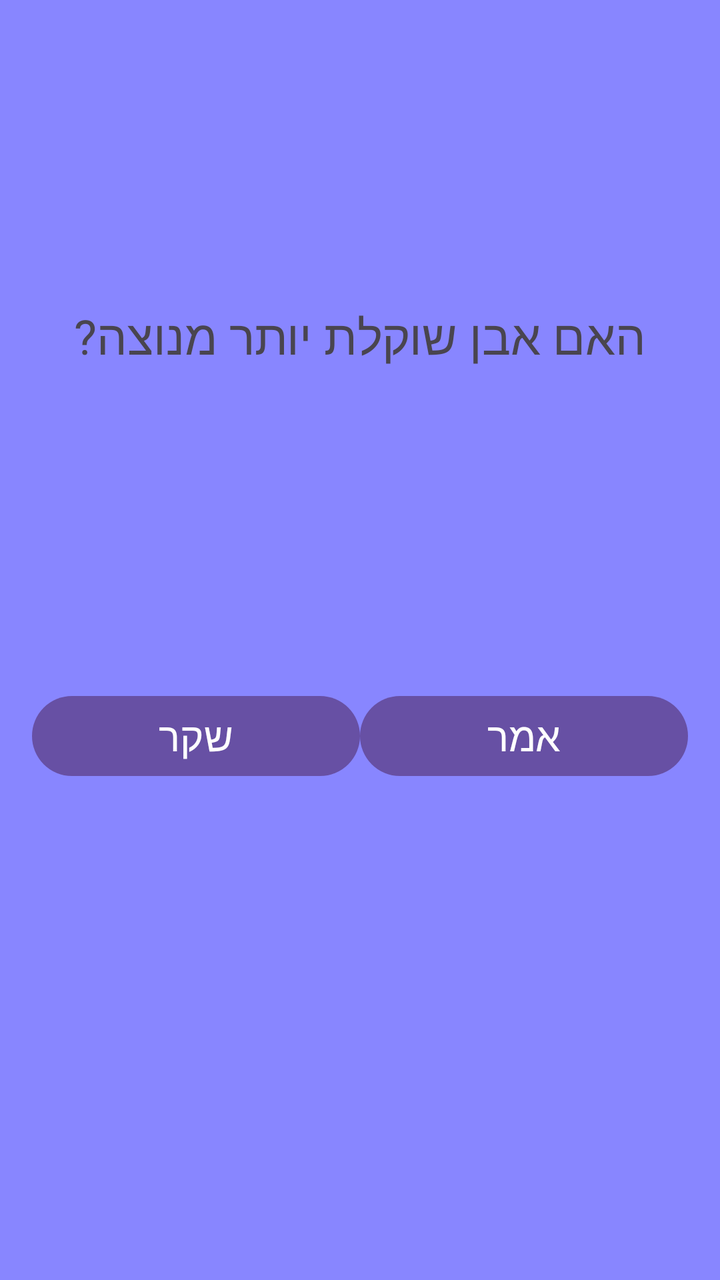
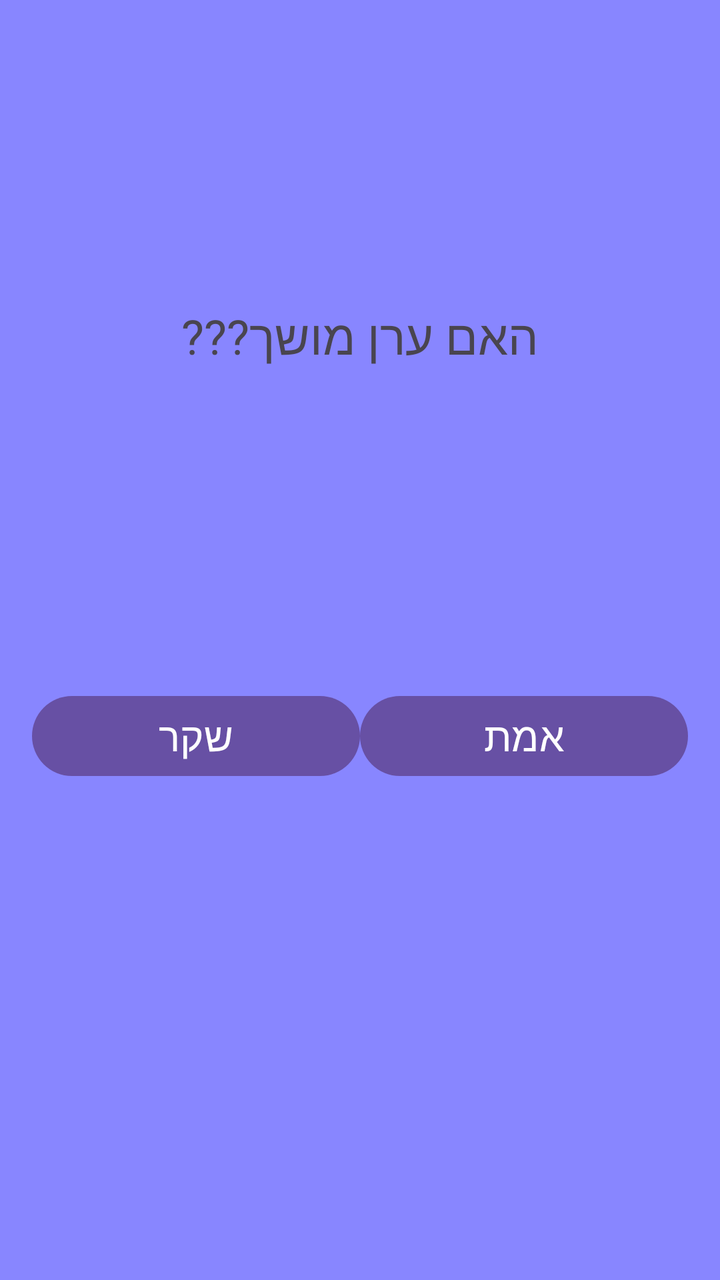

An Android layout rendered at two revisions. The XML below is the earlier revision; the diff shows what the commit changed to produce the second picture.
<!-- AndroidManifest.xml: application theme Theme.TrueFalseQuiz -->
<!-- res/layout/activity_main.xml -->
<?xml version="1.0" encoding="utf-8"?>
<LinearLayout xmlns:android="http://schemas.android.com/apk/res/android"
    xmlns:app="http://schemas.android.com/apk/res-auto"
    android:id="@+id/main"
    android:layout_width="match_parent"
    android:layout_height="match_parent"
    android:gravity="center"
    android:orientation="vertical"
    android:padding="16dp"
    android:background="@color/screen_bg">

    
    

    <TextView
        android:id="@+id/tvQuestion"

        android:layout_width="match_parent"
        android:layout_height="match_parent"
        android:gravity="center"
        android:text="האם אבן שוקלת יותר מנוצה?"
        android:layout_weight="1"
        android:textSize="24sp" />



    <LinearLayout


        android:layout_weight="1"
        android:layout_marginTop="24dp"
        android:layout_width="match_parent"
        android:layout_height="match_parent"
        android:orientation="horizontal">

        <Button
            android:id="@+id/buttonF"
            android:layout_width="match_parent"
            android:layout_height="wrap_content"
            android:layout_weight="1"

            android:text="שקר"
            android:textSize="20dp" />

        <Button
            android:id="@+id/buttonT"

            android:layout_width="match_parent"
            android:layout_height="wrap_content"
            android:layout_weight="1"
            android:textSize="20dp"
            android:text="אמר" />
    </LinearLayout>




</LinearLayout>
<!-- resources referenced by this layout -->
<resources>
  <color name="screen_bg">#C56666FF</color>
  <style name="Theme.TrueFalseQuiz" parent="Base.Theme.TrueFalseQuiz" />
  <style name="Base.Theme.TrueFalseQuiz" parent="Theme.Material3.DayNight.NoActionBar">
          
          
      </style>
</resources>

<!-- the commit's change to res/layout/activity_main.xml (unified diff, before → after) -->
@@ -18,7 +18,7 @@
         android:layout_width="match_parent"
         android:layout_height="match_parent"
         android:gravity="center"
-        android:text="האם אבן שוקלת יותר מנוצה?"
+        android:text="האם ערן מושך???"
         android:layout_weight="1"
         android:textSize="24sp" />
 
@@ -49,7 +49,7 @@
             android:layout_height="wrap_content"
             android:layout_weight="1"
             android:textSize="20dp"
-            android:text="אמר" />
+            android:text="אמת" />
     </LinearLayout>
 
 
